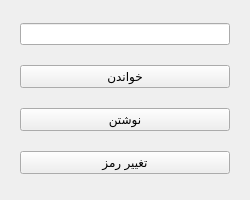
Before: the Qt Designer form C++ QT/mainwindow.ui in mohalisad/MPD, drawn with Qt 5.
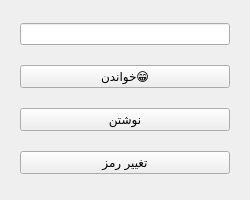
After: the same form once the commit is applied.

Commit message: add emoji init

The edit to the form file:
```diff
--- a/C++ QT/mainwindow.ui
+++ b/C++ QT/mainwindow.ui
@@ -33,7 +33,7 @@
     <item>
      <widget class="QPushButton" name="but1">
       <property name="text">
-       <string>خواندن</string>
+       <string>خواندن😁</string>
       </property>
      </widget>
     </item>
```
The commit also changes 1 other file.
